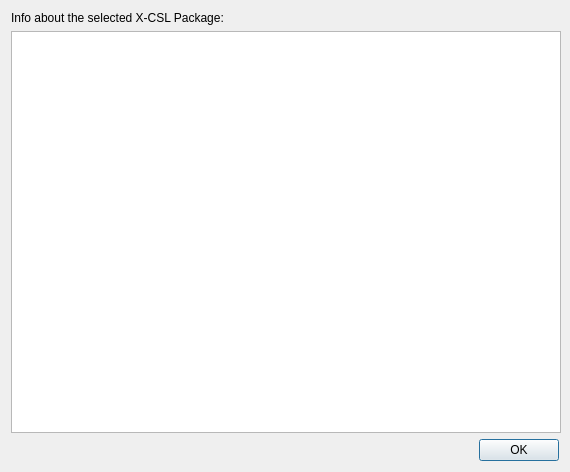
steptosky/x-csl-updater, file src/PackageAdditionalInfo.ui: the form before one commit.
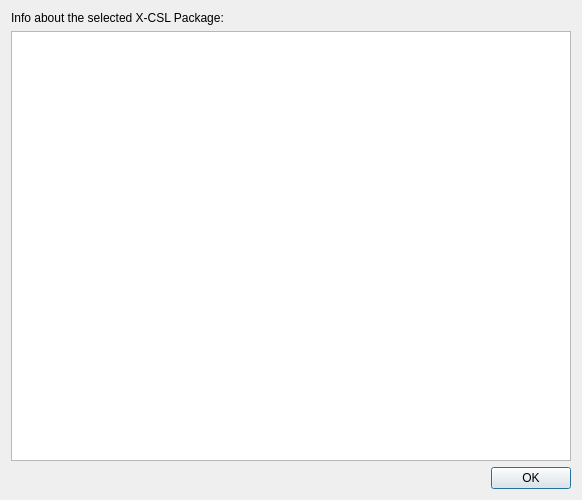
The form after the commit.

Commit message: fixes of UI from MAc.

Diff of the .ui file:
```diff
--- a/src/PackageAdditionalInfo.ui
+++ b/src/PackageAdditionalInfo.ui
@@ -9,14 +9,14 @@
    <rect>
     <x>0</x>
     <y>0</y>
-    <width>570</width>
-    <height>472</height>
+    <width>582</width>
+    <height>500</height>
    </rect>
   </property>
   <property name="minimumSize">
    <size>
-    <width>570</width>
-    <height>472</height>
+    <width>580</width>
+    <height>500</height>
    </size>
   </property>
   <property name="maximumSize">
```
The commit also changes 4 other files.
